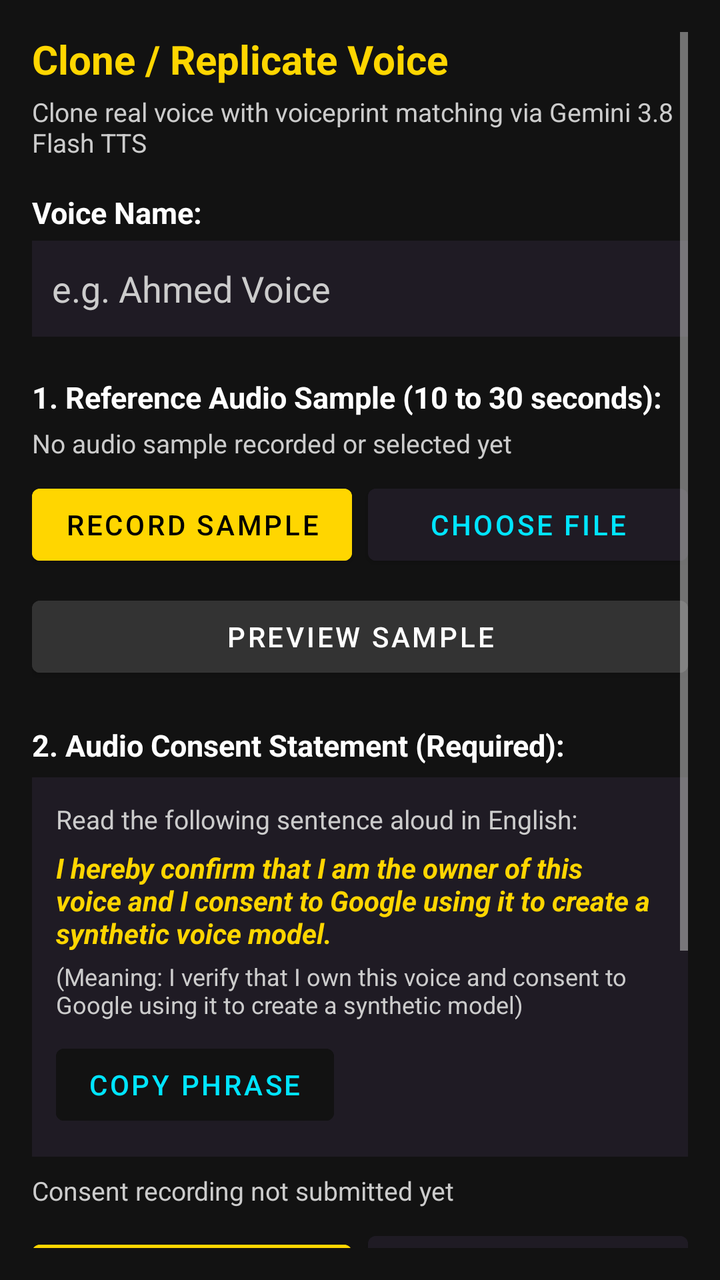
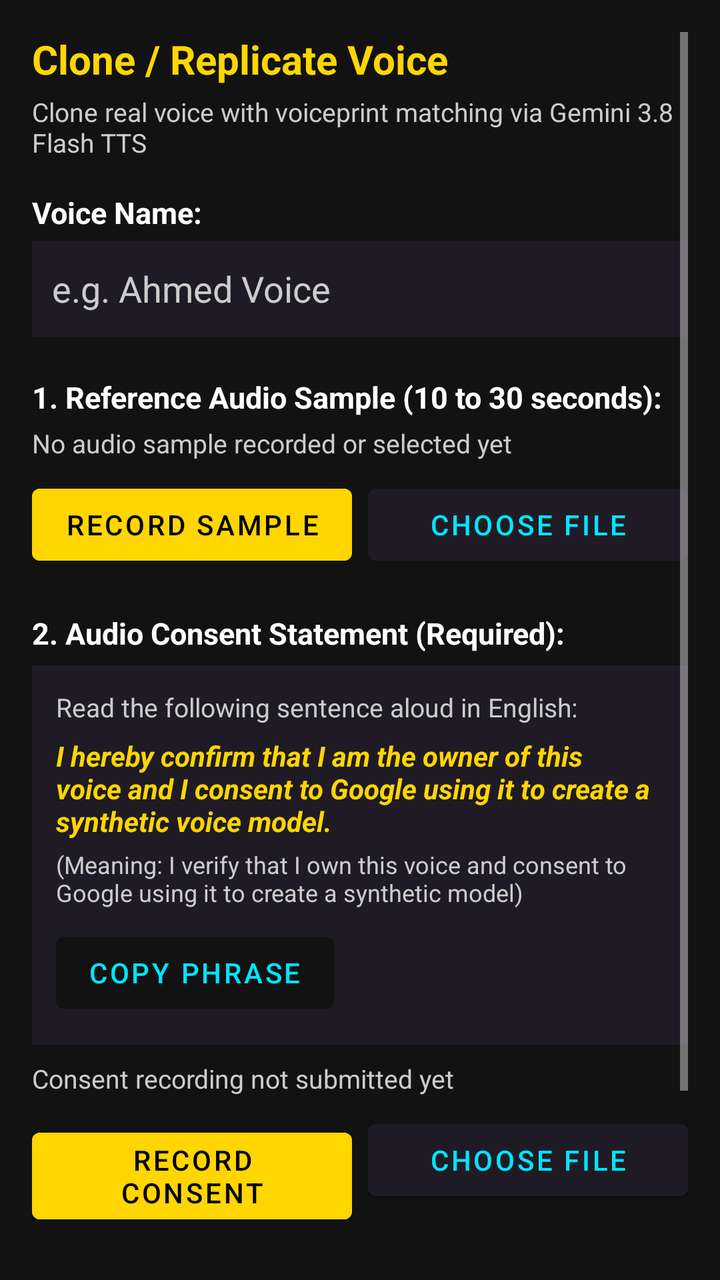

An Android layout rendered at two revisions. The XML below is the earlier revision; the diff shows what the commit changed to produce the second picture.
<!-- AndroidManifest.xml: application theme Theme.GeminiAudiobook -->
<!-- res/layout/dialog_voice_replication.xml -->
<?xml version="1.0" encoding="utf-8"?>
<ScrollView xmlns:android="http://schemas.android.com/apk/res/android"
    android:layout_width="match_parent"
    android:layout_height="wrap_content"
    android:background="@color/bg_dark"
    android:padding="16dp">

    <LinearLayout
        android:layout_width="match_parent"
        android:layout_height="wrap_content"
        android:orientation="vertical">

        
        <TextView
            android:layout_width="match_parent"
            android:layout_height="wrap_content"
            android:text="@string/repl_dialog_title"
            android:textColor="@color/primary_accessible"
            android:textSize="20sp"
            android:textStyle="bold" />

        <TextView
            android:layout_width="match_parent"
            android:layout_height="wrap_content"
            android:layout_marginTop="4dp"
            android:text="@string/repl_dialog_subtitle"
            android:textColor="@color/text_secondary"
            android:textSize="13sp" />

        
        <TextView
            android:layout_width="match_parent"
            android:layout_height="wrap_content"
            android:layout_marginTop="16dp"
            android:text="@string/repl_label_voice_name"
            android:textColor="@color/text_high_contrast"
            android:textSize="15sp"
            android:textStyle="bold" />

        <EditText
            android:id="@+id/editReplicationVoiceName"
            android:layout_width="match_parent"
            android:layout_height="wrap_content"
            android:minHeight="48dp"
            android:layout_marginTop="4dp"
            android:hint="@string/repl_hint_voice_name"
            android:contentDescription="@string/repl_desc_voice_name"
            android:textColor="@color/text_high_contrast"
            android:textColorHint="@color/text_secondary"
            android:background="@color/surface_dark"
            android:padding="10dp"
            android:inputType="textPersonName" />

        
        <TextView
            android:layout_width="match_parent"
            android:layout_height="wrap_content"
            android:layout_marginTop="20dp"
            android:text="@string/repl_label_ref_audio"
            android:textColor="@color/text_high_contrast"
            android:textSize="15sp"
            android:textStyle="bold" />

        <TextView
            android:id="@+id/textRefAudioStatus"
            android:layout_width="match_parent"
            android:layout_height="wrap_content"
            android:layout_marginTop="4dp"
            android:text="@string/repl_status_no_sample"
            android:textColor="@color/text_secondary"
            android:textSize="13sp" />

        <LinearLayout
            android:layout_width="match_parent"
            android:layout_height="wrap_content"
            android:layout_marginTop="8dp"
            android:orientation="horizontal">

            <Button
                android:id="@+id/btnRecordRefAudio"
                android:layout_width="0dp"
                android:layout_height="wrap_content"
                android:layout_weight="1"
                android:minHeight="48dp"
                android:text="@string/repl_btn_record_sample"
                android:contentDescription="@string/repl_desc_record_sample"
                android:textColor="@color/on_primary"
                android:backgroundTint="@color/primary_accessible" />

            <Button
                android:id="@+id/btnPickRefAudio"
                android:layout_width="0dp"
                android:layout_height="wrap_content"
                android:layout_weight="1"
                android:layout_marginStart="8dp"
                android:minHeight="48dp"
                android:text="@string/repl_btn_pick_file"
                android:contentDescription="@string/repl_desc_pick_file"
                android:textColor="@color/accent_control"
                android:backgroundTint="@color/surface_dark" />
        </LinearLayout>

        <Button
            android:id="@+id/btnPreviewRefAudio"
            android:layout_width="match_parent"
            android:layout_height="wrap_content"
            android:minHeight="48dp"
            android:layout_marginTop="8dp"
            android:text="@string/repl_btn_preview_sample"
            android:contentDescription="@string/repl_desc_preview_sample"
            android:textColor="@color/text_high_contrast"
            android:backgroundTint="@color/divider_color" />

        
        <TextView
            android:layout_width="match_parent"
            android:layout_height="wrap_content"
            android:layout_marginTop="20dp"
            android:text="@string/repl_label_consent"
            android:textColor="@color/text_high_contrast"
            android:textSize="15sp"
            android:textStyle="bold" />

        <LinearLayout
            android:layout_width="match_parent"
            android:layout_height="wrap_content"
            android:layout_marginTop="6dp"
            android:orientation="vertical"
            android:background="@color/surface_dark"
            android:padding="12dp">

            <TextView
                android:layout_width="match_parent"
                android:layout_height="wrap_content"
                android:text="@string/repl_prompt_read_aloud"
                android:textColor="@color/text_secondary"
                android:textSize="13sp" />

            <TextView
                android:id="@+id/textConsentStatement"
                android:layout_width="match_parent"
                android:layout_height="wrap_content"
                android:layout_marginTop="6dp"
                android:text="@string/repl_consent_text"
                android:textColor="@color/primary_accessible"
                android:textSize="14sp"
                android:textStyle="bold|italic" />

            <TextView
                android:layout_width="match_parent"
                android:layout_height="wrap_content"
                android:layout_marginTop="4dp"
                android:text="@string/repl_consent_meaning"
                android:textColor="@color/text_secondary"
                android:textSize="12sp" />

            <Button
                android:id="@+id/btnCopyConsentStatement"
                android:layout_width="wrap_content"
                android:layout_height="wrap_content"
                android:minHeight="48dp"
                android:layout_marginTop="8dp"
                android:text="@string/repl_btn_copy_phrase"
                android:contentDescription="@string/repl_desc_copy_phrase"
                android:textColor="@color/accent_control"
                android:backgroundTint="@color/bg_dark" />
        </LinearLayout>

        <TextView
            android:id="@+id/textConsentAudioStatus"
            android:layout_width="match_parent"
            android:layout_height="wrap_content"
            android:layout_marginTop="8dp"
            android:text="@string/repl_status_no_consent"
            android:textColor="@color/text_secondary"
            android:textSize="13sp" />

        <LinearLayout
            android:layout_width="match_parent"
            android:layout_height="wrap_content"
            android:layout_marginTop="8dp"
            android:orientation="horizontal">

            <Button
                android:id="@+id/btnRecordConsentAudio"
                android:layout_width="0dp"
                android:layout_height="wrap_content"
                android:layout_weight="1"
                android:minHeight="48dp"
                android:text="@string/repl_btn_record_consent"
                android:contentDescription="@string/repl_desc_record_consent"
                android:textColor="@color/on_primary"
                android:backgroundTint="@color/primary_accessible" />

            <Button
                android:id="@+id/btnPickConsentAudio"
                android:layout_width="0dp"
                android:layout_height="wrap_content"
                android:layout_weight="1"
                android:layout_marginStart="8dp"
                android:minHeight="48dp"
                android:text="@string/repl_btn_pick_file"
                android:contentDescription="@string/repl_desc_pick_consent"
                android:textColor="@color/accent_control"
                android:backgroundTint="@color/surface_dark" />
        </LinearLayout>

        <Button
            android:id="@+id/btnPreviewConsentAudio"
            android:layout_width="match_parent"
            android:layout_height="wrap_content"
            android:minHeight="48dp"
            android:layout_marginTop="8dp"
            android:text="@string/repl_btn_preview_consent"
            android:contentDescription="@string/repl_desc_preview_consent"
            android:textColor="@color/text_high_contrast"
            android:backgroundTint="@color/divider_color" />

        
        <Button
            android:id="@+id/btnSubmitReplication"
            android:layout_width="match_parent"
            android:layout_height="wrap_content"
            android:minHeight="48dp"
            android:layout_marginTop="20dp"
            android:text="@string/repl_btn_start"
            android:contentDescription="@string/repl_desc_start"
            android:textColor="@color/on_primary"
            android:backgroundTint="@color/primary_accessible" />

        <Button
            android:id="@+id/btnCancelReplication"
            android:layout_width="match_parent"
            android:layout_height="wrap_content"
            android:minHeight="48dp"
            android:layout_marginTop="8dp"
            android:text="@string/action_cancel"
            android:contentDescription="@string/repl_desc_cancel"
            android:textColor="@color/text_high_contrast"
            android:backgroundTint="@color/surface_dark" />

    </LinearLayout>

</ScrollView>
<!-- resources referenced by this layout -->
<resources>
  <color name="accent_control">#00E5FF</color>
  <color name="bg_dark">#121212</color>
  <color name="divider_color">#333333</color>
  <color name="on_primary">#000000</color>
  <color name="primary_accessible">#FFD600</color>
  <color name="surface_dark">#1F1B24</color>
  <color name="text_high_contrast">#FFFFFF</color>
  <color name="text_secondary">#CCCCCC</color>
  <string name="action_cancel">Cancel</string>
  <string name="repl_btn_copy_phrase">Copy Phrase</string>
  <string name="repl_btn_pick_file">Choose File</string>
  <string name="repl_btn_preview_consent">Preview Consent</string>
  <string name="repl_btn_preview_sample">Preview Sample</string>
  <string name="repl_btn_record_consent">Record Consent</string>
  <string name="repl_btn_record_sample">Record Sample</string>
  <string name="repl_btn_start">Start Replication &amp; Save Voice</string>
  <string name="repl_consent_meaning">(Meaning: I verify that I own this voice and consent to Google using it to create a synthetic model)</string>
  <string name="repl_consent_text">I hereby confirm that I am the owner of this voice and I consent to Google using it to create a synthetic voice model.</string>
  <string name="repl_desc_cancel">Cancel voice replication dialog</string>
  <string name="repl_desc_copy_phrase">Copy consent statement in English to clipboard</string>
  <string name="repl_desc_pick_consent">Choose consent recording audio file from device</string>
  <string name="repl_desc_pick_file">Choose an audio file from device as reference sample</string>
  <string name="repl_desc_preview_consent">Listen and preview consent recording</string>
  <string name="repl_desc_preview_sample">Listen and preview recorded reference sample</string>
  <string name="repl_desc_record_consent">Record reading of consent statement from microphone</string>
  <string name="repl_desc_record_sample">Record reference audio sample from microphone</string>
  <string name="repl_desc_start">Submit sample and consent to begin AI voice cloning</string>
  <string name="repl_desc_voice_name">Voice name input field</string>
  <string name="repl_dialog_subtitle">Clone real voice with voiceprint matching via Gemini 3.8 Flash TTS</string>
  <string name="repl_dialog_title">Clone / Replicate Voice</string>
  <string name="repl_hint_voice_name">e.g. Ahmed Voice</string>
  <string name="repl_label_consent">2. Audio Consent Statement (Required):</string>
  <string name="repl_label_ref_audio">1. Reference Audio Sample (10 to 30 seconds):</string>
  <string name="repl_label_voice_name">Voice Name:</string>
  <string name="repl_prompt_read_aloud">Read the following sentence aloud in English:</string>
  <string name="repl_status_no_consent">Consent recording not submitted yet</string>
  <string name="repl_status_no_sample">No audio sample recorded or selected yet</string>
  <style name="Theme.GeminiAudiobook" parent="Theme.MaterialComponents.DayNight.NoActionBar">
          <item name="colorPrimary">@color/primary_accessible</item>
          <item name="colorPrimaryVariant">@color/primary_variant</item>
          <item name="colorOnPrimary">@color/on_primary</item>
          <item name="android:colorBackground">@color/bg_dark</item>
          <item name="colorSurface">@color/surface_dark</item>
          <item name="android:textColorPrimary">@color/text_high_contrast</item>
          <item name="android:textColorSecondary">@color/text_secondary</item>
          <item name="android:windowBackground">@color/bg_dark</item>
      </style>
  <color name="primary_variant">#FFAB00</color>
</resources>

<!-- the commit's change to res/layout/dialog_voice_replication.xml (unified diff, before → after) -->
@@ -101,11 +101,12 @@
         </LinearLayout>
 
         <Button
-            android:id="@+id/btnPreviewRefAudio"
-            android:layout_width="match_parent"
-            android:layout_height="wrap_content"
-            android:minHeight="48dp"
-            android:layout_marginTop="8dp"
+            android:id="@+id/btnPlayRefAudio"
+            android:layout_width="match_parent"
+            android:layout_height="wrap_content"
+            android:minHeight="48dp"
+            android:layout_marginTop="8dp"
+            android:visibility="gone"
             android:text="@string/repl_btn_preview_sample"
             android:contentDescription="@string/repl_desc_preview_sample"
             android:textColor="@color/text_high_contrast"
@@ -155,7 +156,7 @@
                 android:textSize="12sp" />
 
             <Button
-                android:id="@+id/btnCopyConsentStatement"
+                android:id="@+id/btnCopyConsent"
                 android:layout_width="wrap_content"
                 android:layout_height="wrap_content"
                 android:minHeight="48dp"
@@ -206,11 +207,12 @@
         </LinearLayout>
 
         <Button
-            android:id="@+id/btnPreviewConsentAudio"
-            android:layout_width="match_parent"
-            android:layout_height="wrap_content"
-            android:minHeight="48dp"
-            android:layout_marginTop="8dp"
+            android:id="@+id/btnPlayConsentAudio"
+            android:layout_width="match_parent"
+            android:layout_height="wrap_content"
+            android:minHeight="48dp"
+            android:layout_marginTop="8dp"
+            android:visibility="gone"
             android:text="@string/repl_btn_preview_consent"
             android:contentDescription="@string/repl_desc_preview_consent"
             android:textColor="@color/text_high_contrast"
